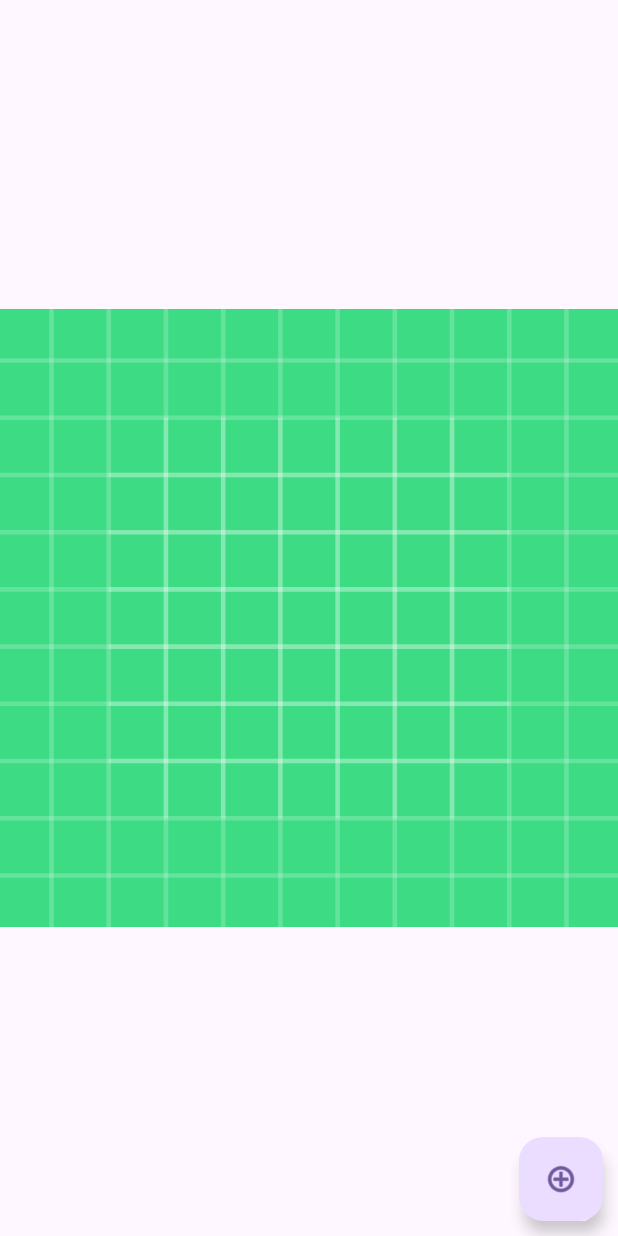
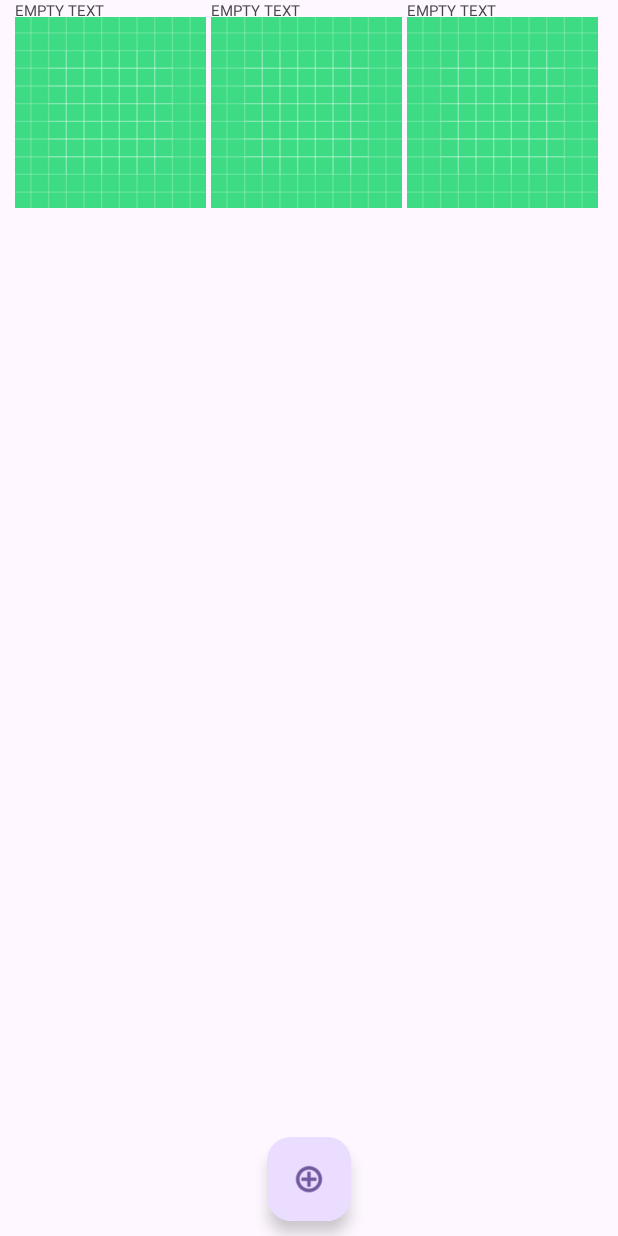
Before and after one commit to komarreks/Android_GB_Lessons, an Android app: the layout fragment_gallary.xml on its own in the app's theme, with its tools: preview values and no code run, on a phone screen of 412 x 824 dp. Run offline under Robolectric (Android 15) with nearby library versions, the phone set to English and light mode, and no system bars.

Commit message:
permissions example pre ready

```diff
--- a/Home_Works/PermissionsExample/app/src/main/java/com/example/permissionsexample/presentation/GallaryFragment.kt
+++ b/Home_Works/PermissionsExample/app/src/main/java/com/example/permissionsexample/presentation/GallaryFragment.kt
@@ -42,12 +42,6 @@ class GallaryFragment : Fragment() {
 
         binding.allPhoto.adapter = photoAdapter
 
-        binding.allPhoto.layoutManager = GridLayoutManager(requireContext(),3,RecyclerView.VERTICAL,false)
-//        viewLifecycleOwner.lifecycleScope.launch {
-//            model.photos.collect{photos ->
-//                photoAdapter.update(photos)
-//            }
-//        }
         model.photos.onEach {
             photoAdapter.update(it)
         }.launchIn(viewLifecycleOwner.lifecycleScope)
--- a/Home_Works/PermissionsExample/app/src/main/res/layout/fragment_gallary.xml
+++ b/Home_Works/PermissionsExample/app/src/main/res/layout/fragment_gallary.xml
@@ -4,27 +4,44 @@
     android:layout_width="match_parent"
     android:layout_height="match_parent"
     xmlns:app="http://schemas.android.com/apk/res-auto"
+    android:layout_marginLeft="10sp"
+    android:layout_marginRight="10sp"
     tools:context=".presentation.GallaryFragment">
+
+    <androidx.recyclerview.widget.RecyclerView
+        android:id="@+id/all_photo"
+        android:layout_width="match_parent"
+        android:layout_height="match_parent"
+        app:layoutManager="androidx.recyclerview.widget.GridLayoutManager"
+        app:layout_constraintBottom_toBottomOf="@id/bottom_constr"
+        app:layout_constraintEnd_toEndOf="parent"
+        app:layout_constraintStart_toStartOf="parent"
+        app:layout_constraintTop_toTopOf="parent"
+        app:spanCount="3"
+        tools:listitem="@layout/photo_layout" />
+
+    <androidx.constraintlayout.widget.ConstraintLayout
+        android:id="@+id/bottom_constr"
+        android:layout_width="match_parent"
+        android:layout_height="wrap_content"
+        app:layout_constraintBottom_toBottomOf="parent"
+        app:layout_constraintStart_toStartOf="parent"
+        app:layout_constraintEnd_toEndOf="parent">
 
         <com.google.android.material.floatingactionbutton.FloatingActionButton
             android:id="@+id/open_create_photo_button"
             android:layout_width="wrap_content"
             android:layout_height="wrap_content"
+            android:layout_marginBottom="10sp"
             android:clickable="true"
             android:focusable="true"
             android:importantForAccessibility="no"
             android:src="@android:drawable/ic_menu_add"
             app:layout_constraintBottom_toBottomOf="parent"
             app:layout_constraintEnd_toEndOf="parent"
-        android:layout_marginBottom="10sp"
-        android:layout_marginEnd="10sp"/>
+            app:layout_constraintStart_toStartOf="parent" />
 
-    <androidx.recyclerview.widget.RecyclerView
-        android:id="@+id/all_photo"
-        android:layout_width="match_parent"
-        android:layout_height="match_parent"
-        app:layout_constraintBottom_toTopOf="@+id/open_create_photo_button"
-        tools:listitem="@layout/photo_layout" />
+    </androidx.constraintlayout.widget.ConstraintLayout>
 
 
 
--- a/Home_Works/PermissionsExample/app/src/main/res/layout/photo_layout.xml
+++ b/Home_Works/PermissionsExample/app/src/main/res/layout/photo_layout.xml
@@ -1,24 +1,21 @@
 <?xml version="1.0" encoding="utf-8"?>
 <FrameLayout xmlns:android="http://schemas.android.com/apk/res/android"
     android:layout_width="match_parent"
-    android:layout_height="match_parent"
+    android:layout_height="150sp"
     xmlns:app="http://schemas.android.com/apk/res-auto">
-
-    <androidx.constraintlayout.widget.ConstraintLayout
-        android:layout_width="match_parent"
-        android:layout_height="match_parent">
-
         <ImageView
             android:id="@+id/photo"
             android:layout_width="match_parent"
             android:layout_height="match_parent"
-            app:srcCompat="@drawable/ic_launcher_background" />
+            app:srcCompat="@drawable/ic_launcher_background"
+            android:layout_marginEnd="3sp"/>
         <TextView
             android:id="@+id/name"
+            android:textSize="10sp"
             android:layout_width="wrap_content"
             android:layout_height="wrap_content"
+            android:text="@string/empty_text"
             app:layout_constraintStart_toStartOf="parent"
             app:layout_constraintBottom_toBottomOf="@id/photo"
             android:layout_marginBottom="20sp"/>
-    </androidx.constraintlayout.widget.ConstraintLayout>
 </FrameLayout>
--- a/Home_Works/PermissionsExample/app/src/main/res/values/strings.xml
+++ b/Home_Works/PermissionsExample/app/src/main/res/values/strings.xml
@@ -1,6 +1,6 @@
 <resources>
     <string name="app_name">PermissionsExample</string>
-    <!-- TODO: Remove or change this placeholder text -->
     <string name="hello_blank_fragment">Hello blank fragment</string>
     <string name="for_memory">ЗАПОМНИТЬ</string>
+    <string name="empty_text">EMPTY TEXT</string>
 </resources>
--- a/Home_Works/PermissionsExample/build.gradle.kts
+++ b/Home_Works/PermissionsExample/build.gradle.kts
@@ -3,4 +3,5 @@ plugins {
     alias(libs.plugins.android.application) apply false
     alias(libs.plugins.jetbrains.kotlin.android) apply false
     alias(libs.plugins.kotlin.kapt) apply false
+    alias(libs.plugins.ksp) apply false
 }
--- a/Home_Works/PermissionsExample/gradle/libs.versions.toml
+++ b/Home_Works/PermissionsExample/gradle/libs.versions.toml
@@ -22,6 +22,7 @@ cameraView = "1.5.0-alpha03"
 cameraExtensions = "1.4.0"
 glide = "5.0.0-rc01"
 compiler = "5.0.0-rc01"
+kspPlugin = "1.9.0-1.0.12"
 
 
 [libraries]
@@ -51,3 +52,4 @@ compiler = { group = "com.github.bumptech.glide", name = "compiler", version.ref
 android-application = { id = "com.android.application", version.ref = "agp" }
 jetbrains-kotlin-android = { id = "org.jetbrains.kotlin.android", version.ref = "kotlin" }
 kotlin-kapt = { id = "org.jetbrains.kotlin.kapt", version.ref = "kotlin" }
+ksp = { id = "com.google.devtools.ksp", version.ref="kspPlugin" }
```
Also changed, not shown: Home_Works/PermissionsExample/app/build.gradle.kts (+4 -3 lines), Home_Works/PermissionsExample/app/src/main/java/com/example/permissionsexample/presentation/adapter/PhotoListAdapter.kt (+7 -1 lines). Lines whose indentation alone changed are shown as unchanged.
